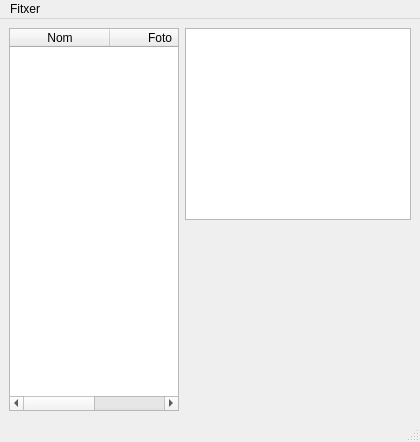
Before: the Qt Designer form mainwindow.ui in pnegre/carnets, drawn with Qt 5.
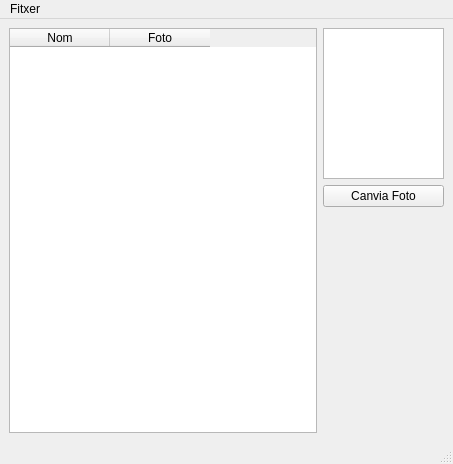
After: the same form once the commit is applied.

Commit message: Es poden canviar les fotos amb un diàleg

```diff
--- a/mainwindow.ui
+++ b/mainwindow.ui
@@ -5,8 +5,8 @@
    <rect>
     <x>0</x>
     <y>0</y>
-    <width>420</width>
-    <height>442</height>
+    <width>453</width>
+    <height>464</height>
    </rect>
   </property>
   <property name="windowTitle" >
@@ -14,7 +14,7 @@
   </property>
   <widget class="QWidget" name="centralwidget" >
    <layout class="QGridLayout" name="gridLayout" >
-    <item rowspan="2" row="0" column="0" >
+    <item rowspan="3" row="0" column="0" >
      <widget class="QTableWidget" name="llistaAlumnes" >
       <property name="sizePolicy" >
        <sizepolicy vsizetype="Expanding" hsizetype="Expanding" >
@@ -36,21 +36,22 @@
     </item>
     <item row="0" column="1" >
      <widget class="QGraphicsView" name="graphicsView" >
-      <property name="minimumSize" >
-       <size>
-        <width>226</width>
-        <height>0</height>
-       </size>
-      </property>
       <property name="maximumSize" >
        <size>
-        <width>317</width>
-        <height>16777215</height>
+        <width>121</width>
+        <height>151</height>
        </size>
       </property>
      </widget>
     </item>
     <item row="1" column="1" >
+     <widget class="QPushButton" name="botFoto" >
+      <property name="text" >
+       <string>Canvia Foto</string>
+      </property>
+     </widget>
+    </item>
+    <item row="2" column="1" >
      <spacer name="verticalSpacer" >
       <property name="orientation" >
        <enum>Qt::Vertical</enum>
@@ -72,7 +73,7 @@
     <rect>
      <x>0</x>
      <y>0</y>
-     <width>420</width>
+     <width>453</width>
      <height>27</height>
     </rect>
    </property>
```
Left out of the diff: 2 changed lines with no effect on the pictures. The commit also changes 1 other file.
